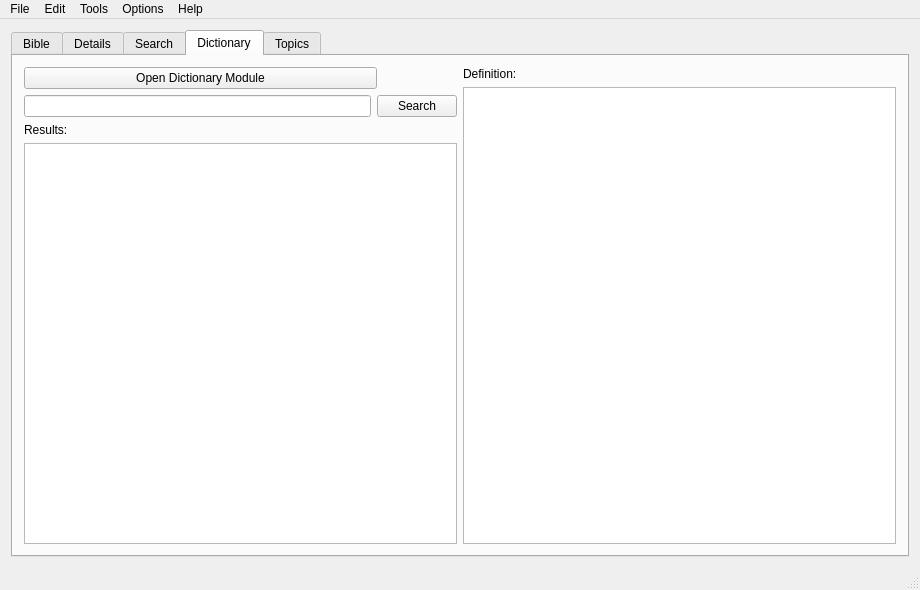
This is ui/MainWindow.ui in damian-dz/QtBibleViewer as Qt 5 draws it before an edit. The edited form follows.
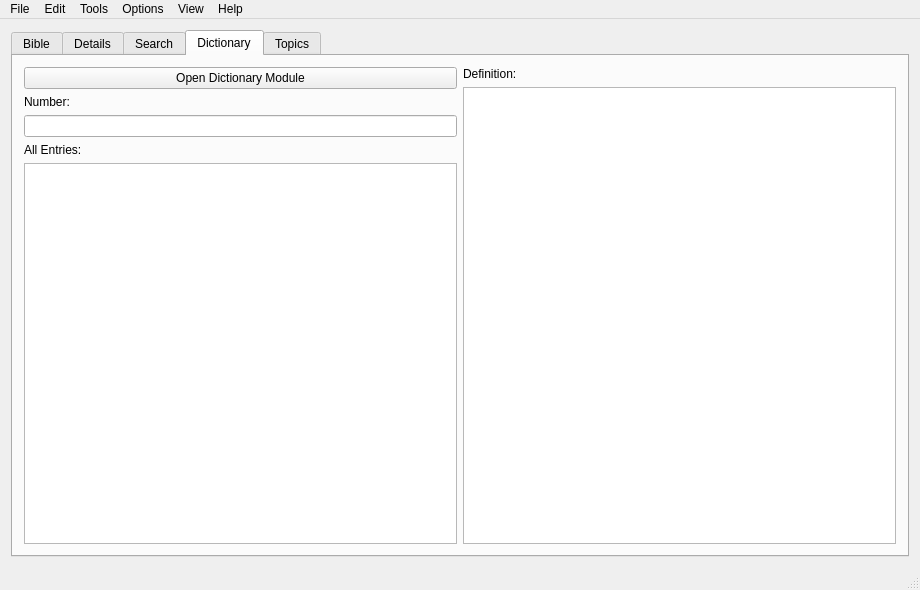
This is the edited form. The open tabs and pages were chosen to show the change.

Patch:
```diff
--- a/ui/MainWindow.ui
+++ b/ui/MainWindow.ui
@@ -20,6 +20,9 @@
     </item>
     <item row="0" column="0">
      <widget class="QTabWidget" name="tabWidget">
+      <property name="tabPosition">
+       <enum>QTabWidget::North</enum>
+      </property>
       <property name="tabShape">
        <enum>QTabWidget::Rounded</enum>
       </property>
@@ -854,36 +857,20 @@
                   </property>
                  </widget>
                 </item>
-                <item>
-                 <spacer name="horizontalSpacer_2">
-                  <property name="orientation">
-                   <enum>Qt::Horizontal</enum>
-                  </property>
-                  <property name="sizeType">
-                   <enum>QSizePolicy::Fixed</enum>
-                  </property>
-                  <property name="sizeHint" stdset="0">
-                   <size>
-                    <width>80</width>
-                    <height>20</height>
-                   </size>
-                  </property>
-                 </spacer>
-                </item>
                </layout>
               </item>
+              <item>
+               <widget class="QLabel" name="numberLabel">
+                <property name="text">
+                 <string>Number:</string>
+                </property>
+               </widget>
+              </item>
               <item>
                <layout class="QHBoxLayout" name="horizontalLayout_9">
                 <item>
                  <widget class="QLineEdit" name="searchDictionaryLineEdit"/>
                 </item>
-                <item>
-                 <widget class="QPushButton" name="searchDictionaryButton">
-                  <property name="text">
-                   <string>Search</string>
-                  </property>
-                 </widget>
-                </item>
                </layout>
               </item>
              </layout>
@@ -891,12 +878,12 @@
             <item>
              <widget class="QLabel" name="dictionaryResultLabel">
               <property name="text">
-               <string>Results:</string>
+               <string>All Entries:</string>
               </property>
              </widget>
             </item>
             <item>
-             <widget class="QTextBrowser" name="dictionaryResultsTextBrowser"/>
+             <widget class="QListWidget" name="entriesListWidget"/>
             </item>
            </layout>
           </item>
@@ -1036,10 +1023,18 @@
     </property>
     <addaction name="actionCopy"/>
    </widget>
+   <widget class="QMenu" name="menuView">
+    <property name="title">
+     <string>View</string>
+    </property>
+    <addaction name="actionIncrease_Font_Size"/>
+    <addaction name="actionDecrease_Font_Size"/>
+   </widget>
    <addaction name="menuFile"/>
    <addaction name="menuEdit"/>
    <addaction name="menuTools"/>
    <addaction name="menuOptions"/>
+   <addaction name="menuView"/>
    <addaction name="menuHelp"/>
   </widget>
   <widget class="QStatusBar" name="statusBar"/>
```
Left out of the diff: 41 changed lines with no effect on the pictures.
